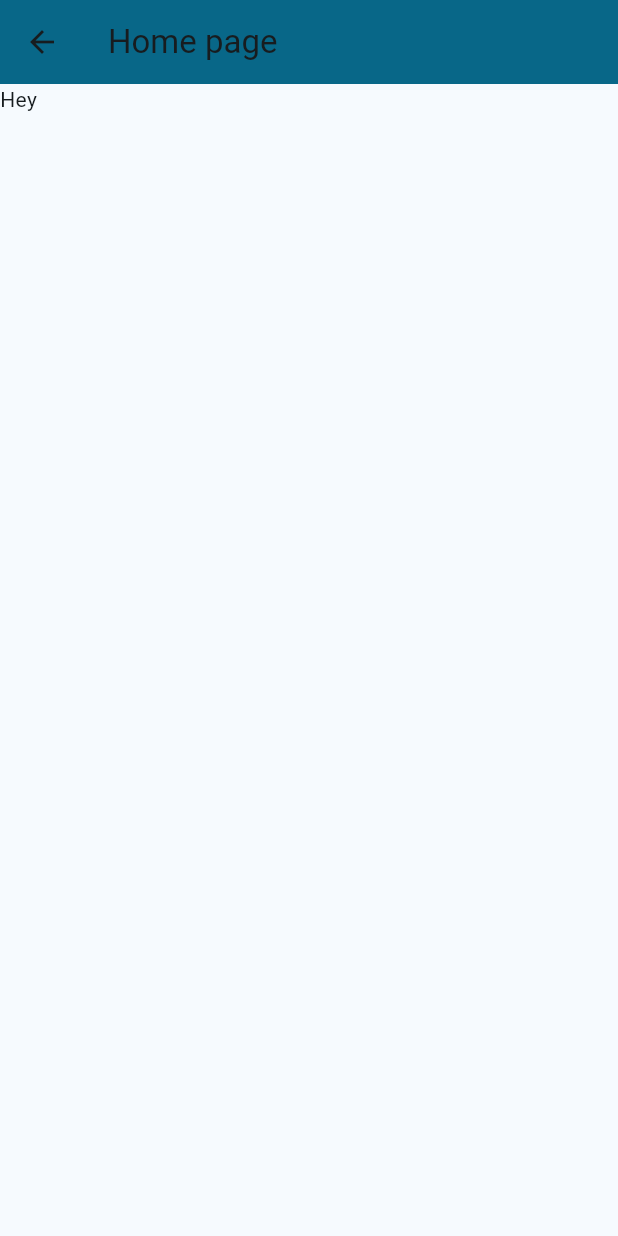
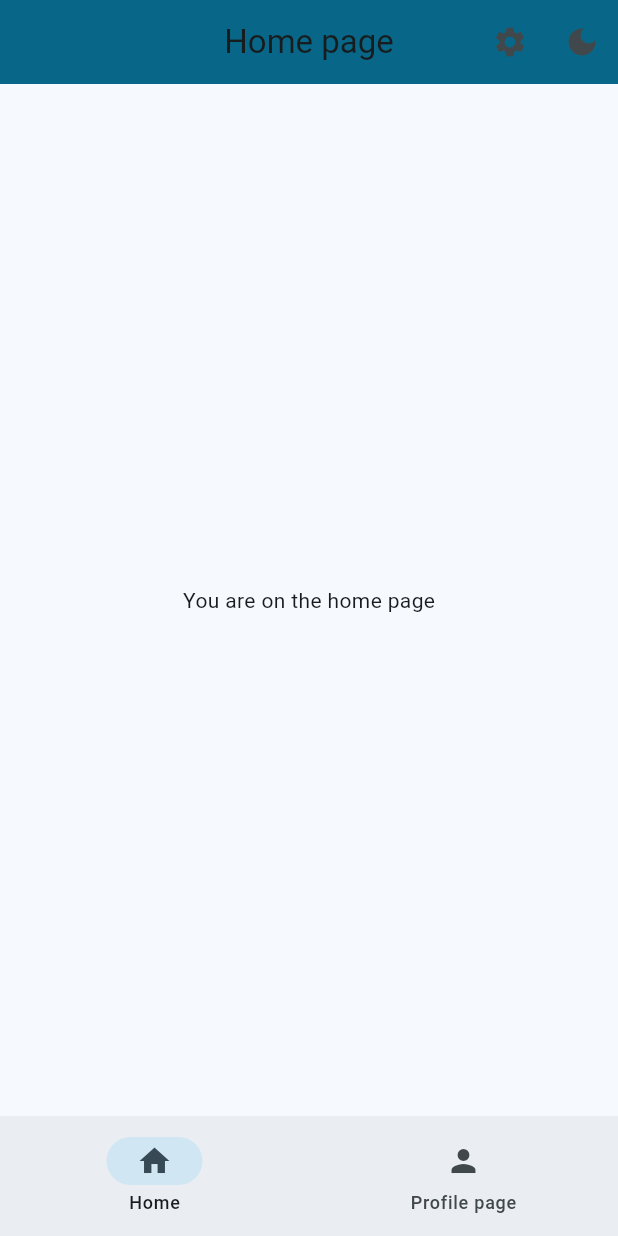
Before and after one commit to Sudo-Victor-Victory/ecg_app, a Flutter app: the screen it shows after launch, after a tap on "Go to home", on a phone screen of 412 x 824 dp. Run offline on Flutter 3.47's test engine with Material 3 defaults, Android fonts, the phone set to English and light mode, and no system bars.

Commit message:
Added a navbar, added ability to switch between navbar pages, added ability to parameterize appBar title and appBarColor and selectedPage, updated widget_test.dart to relate more to my app

```diff
--- /dev/null
+++ b/lib/data/classes/notifiers.dart
@@ -0,0 +1,3 @@
+import 'package:flutter/material.dart';
+
+ValueNotifier<int> selectedPageNotifier = ValueNotifier(0);
--- a/lib/views/pages/home.dart
+++ b/lib/views/pages/home.dart
@@ -1,7 +1,13 @@
 import 'package:flutter/material.dart';
 
 class HomePage extends StatefulWidget {
-  const HomePage({super.key});
+  const HomePage({
+    super.key,
+    required this.appBarTitle,
+    required this.appBarColor,
+  });
+  final String appBarTitle;
+  final Color appBarColor;
 
   @override
   State<HomePage> createState() => _HomePageState();
@@ -10,12 +16,6 @@ class HomePage extends StatefulWidget {
 class _HomePageState extends State<HomePage> {
   @override
   Widget build(BuildContext context) {
-    return Scaffold(
-      appBar: AppBar(
-        title: Text("Home page"),
-        backgroundColor: Color(0xFF086788),
-      ),
-      body: Text("Hey"),
-    );
+    return Scaffold(body: Center(child: Text("You are on the home page")));
   }
 }
--- a/lib/views/pages/sign_up.dart
+++ b/lib/views/pages/sign_up.dart
@@ -1,4 +1,4 @@
-import 'package:ecg_app/views/pages/home.dart';
+import 'package:ecg_app/views/widgets/widget_tree.dart';
 import 'package:flutter/material.dart';
 
 class SignUpPage extends StatefulWidget {
@@ -21,11 +21,11 @@ class _SignUpPageState extends State<SignUpPage> {
           Text("Hi you are in the sign up page"),
           Center(
             child: FilledButton(
-              onPressed: () => Navigator.push(
+              onPressed: () => Navigator.pushReplacement(
                 context,
                 MaterialPageRoute(
                   builder: (context) {
-                    return HomePage();
+                    return WidgetTree();
                   },
                 ),
               ),
--- /dev/null
+++ b/lib/views/widgets/navbar_widget.dart
@@ -0,0 +1,28 @@
+import 'package:ecg_app/data/classes/notifiers.dart';
+import 'package:flutter/material.dart';
+
+class NavbarWidget extends StatelessWidget {
+  const NavbarWidget({super.key});
+
+  @override
+  Widget build(BuildContext context) {
+    return ValueListenableBuilder(
+      valueListenable: selectedPageNotifier,
+      builder: (context, selectedPage, child) {
+        return NavigationBar(
+          destinations: [
+            NavigationDestination(icon: Icon(Icons.home), label: "Home"),
+            NavigationDestination(
+              icon: Icon(Icons.person),
+              label: "Profile page",
+            ),
+          ],
+          onDestinationSelected: (int value) {
+            selectedPageNotifier.value = value;
+          },
+          selectedIndex: selectedPage,
+        );
+      },
+    );
+  }
+}
--- /dev/null
+++ b/lib/views/widgets/widget_tree.dart
@@ -0,0 +1,58 @@
+import 'package:ecg_app/data/classes/notifiers.dart';
+import 'package:ecg_app/views/pages/home.dart';
+import 'package:ecg_app/views/widgets/navbar_widget.dart';
+import 'package:flutter/material.dart';
+
+// Defines params for navbarPages within navbar
+// without it, we would need to create a new navbar + buttons
+class PageConfig {
+  final String title;
+  final Color color;
+  final Widget page;
+  const PageConfig({
+    required this.title,
+    required this.color,
+    required this.page,
+  });
+}
+
+final List<PageConfig> navbarPages = [
+  PageConfig(
+    title: "Home page",
+    color: const Color(0xFF086788),
+    page: HomePage(appBarTitle: "Home page", appBarColor: Color(0xFF086788)),
+  ),
+  PageConfig(
+    title: "Profile page",
+    color: Colors.green,
+    page: const Center(child: Text("Profile page")),
+  ),
+];
+
+class WidgetTree extends StatelessWidget {
+  const WidgetTree({super.key});
+
+  @override
+  Widget build(BuildContext context) {
+    return ValueListenableBuilder<int>(
+      valueListenable: selectedPageNotifier,
+      builder: (context, selectedPage, child) {
+        final config = navbarPages[selectedPage];
+
+        return Scaffold(
+          appBar: AppBar(
+            title: Text(config.title),
+            backgroundColor: config.color,
+            centerTitle: true,
+            actions: [
+              IconButton(onPressed: () {}, icon: const Icon(Icons.settings)),
+              IconButton(onPressed: () {}, icon: const Icon(Icons.dark_mode)),
+            ],
+          ),
+          body: config.page,
+          bottomNavigationBar: const NavbarWidget(),
+        );
+      },
+    );
+  }
+}
```
Also changed, not shown: 1 other file.
